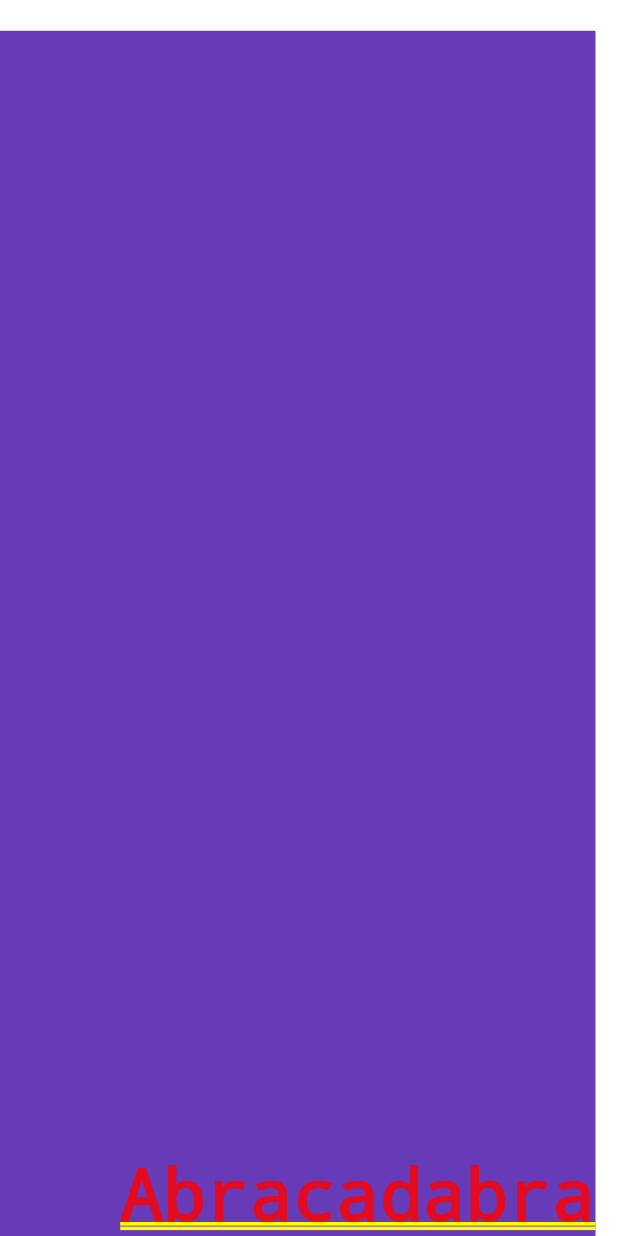
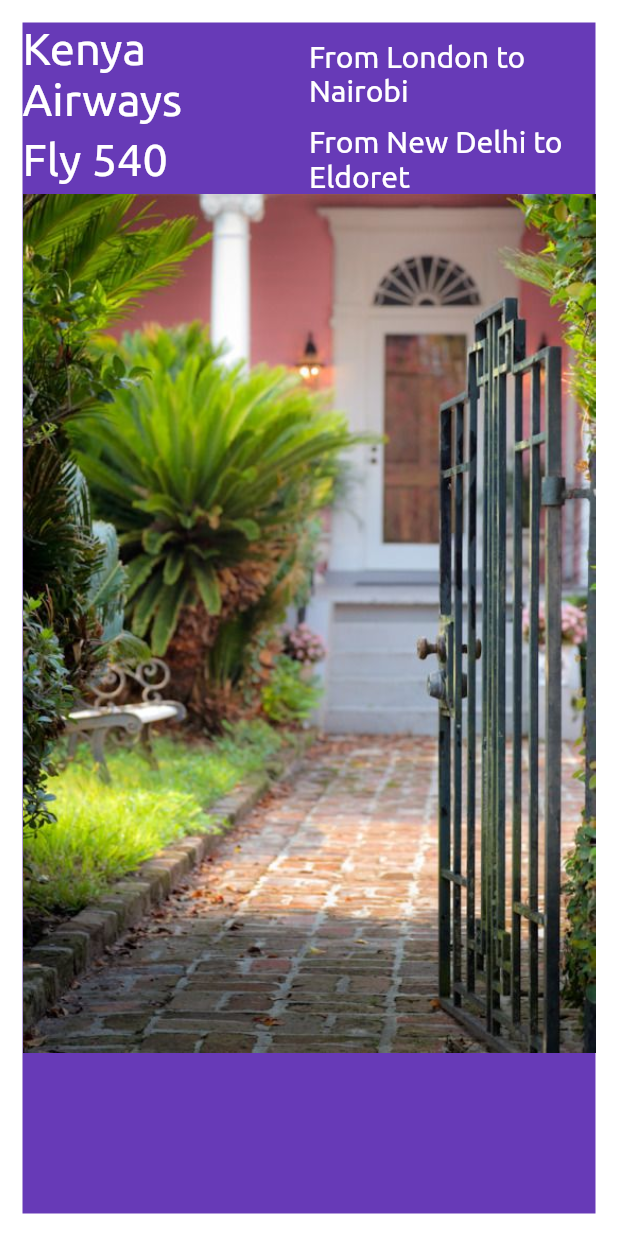
Before and after one commit to Allanetizen/flutter, a Flutter app: the screen it shows after launch, on a phone screen of 412 x 824 dp. Run offline on Flutter 3.47's test engine with Material 2 defaults, Android fonts, the phone set to English and light mode, and no system bars; project files that could hold a hidden picture were left out.

Commit message:
Loading image assets

```diff
--- a/lib/app_screens/home.dart
+++ b/lib/app_screens/home.dart
@@ -1,26 +1,81 @@
+
 import 'package:flutter/material.dart';
-class Home extends StatelessWidget{
+
+class Home extends StatelessWidget {
   @override
   Widget build(BuildContext context) {
     // TODO: implement build
     return Center(
-        child:Container(
-      alignment: Alignment.bottomRight,
-      color: Colors.deepPurple,
-     // width: 421.5,
-      //height: 321.5,
-      margin: EdgeInsets.only(right:15.0 , top: 20.5),
-      child: Text("Abracadabra",
-         textDirection: TextDirection.ltr,
-      ),
-    )
+        child: Container(
+            alignment: Alignment.center,
+            color: Colors.deepPurple,
+            // width: 421.5,
+            //height: 321.5,
+            margin: EdgeInsets.all(15.0),
+            child: Column(
+              children: <Widget>[
+                Row(children: <Widget>[
+                  Expanded(
+                      child: Text(
+                    "Kenya Airways",
+                    textDirection: TextDirection.ltr,
+                    style: TextStyle(
+                        decoration: TextDecoration.none,
+                        fontSize: 30.0,
+                        fontFamily: 'Ubuntu',
+                        fontWeight: FontWeight.w300,
+                        color: Colors.white),
+                  )),
+                  Expanded(
+                    child: Text("From London to Nairobi",
+                        textDirection: TextDirection.ltr,
+                        style: TextStyle(
+                            decoration: TextDecoration.none,
+                            fontSize: 20.0,
+                            fontFamily: 'Ubuntu',
+                            fontWeight: FontWeight.w300,
+                            color: Colors.white)),
+                  ),
+                ]
+                ),
+                Row(children: <Widget>[
+                  Expanded(
+                      child: Text(
+                        "Fly 540",
+                        textDirection: TextDirection.ltr,
+                        style: TextStyle(
+                            decoration: TextDecoration.none,
+                            fontSize: 30.0,
+                            fontFamily: 'Ubuntu',
+                            fontWeight: FontWeight.w300,
+                            color: Colors.white),
+                      )),
+                  Expanded(
+                    child: Text("From New Delhi to Eldoret",
+                        textDirection: TextDirection.ltr,
+                        style: TextStyle(
+                            decoration: TextDecoration.none,
+                            fontSize: 20.0,
+                            fontFamily: 'Ubuntu',
+                            fontWeight: FontWeight.w300,
+                            color: Colors.white)),
+                  ),
+                ]
+                ),
+              FlightImageAsset()
 
+              ],
+            )));
+  }
+}
 
-        );
+class FlightImageAsset extends StatelessWidget{
+  @override
+  Widget build(BuildContext context) {
+    AssetImage assetImage =AssetImage('img/gate.jpg');
+    Image image = Image(image: assetImage);
 
-
-
-
+    return Container(child: image,);
   }
 
 }
```
Also changed, not shown: pubspec.yaml (+17 -14 lines), fonts/Exo2-Italic-VariableFont_wght.ttf (added), fonts/Exo2-VariableFont_wght.ttf (added), fonts/Ubuntu-Bold.ttf (added), fonts/Ubuntu-BoldItalic.ttf (added), fonts/Ubuntu-Italic.ttf (added), fonts/Ubuntu-Light.ttf (added), fonts/Ubuntu-LightItalic.ttf (added), fonts/Ubuntu-Medium.ttf (added), fonts/Ubuntu-MediumItalic.ttf (added), fonts/Ubuntu-Regular.ttf (added), img/brick.jpg (added), img/gate.jpg (added), img/globe.png (added), 4 more files.
